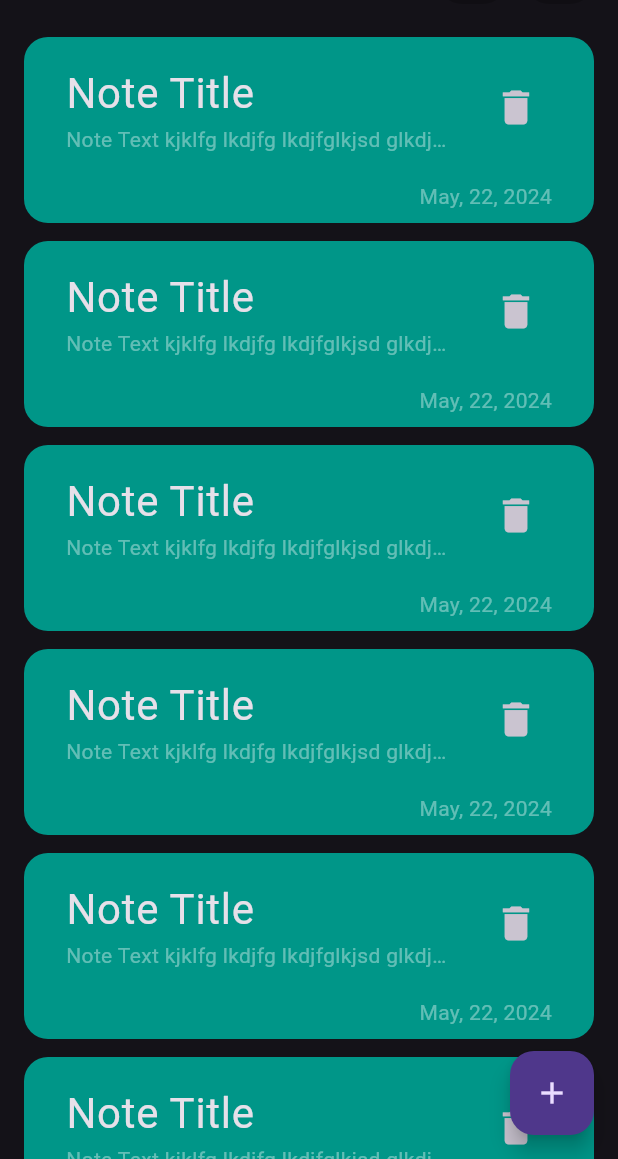
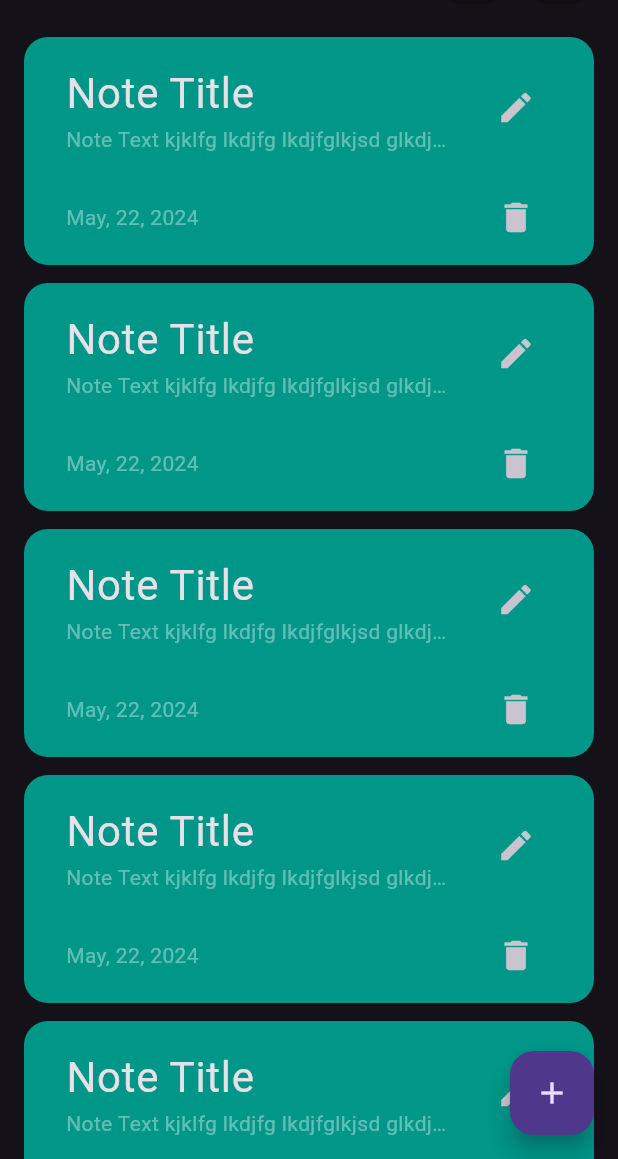
Before and after one commit to AliA5y/pretty_notes, a Flutter app: the screen it shows after launch, on a phone screen of 412 x 824 dp, the part 77-1236 px from its top. Run offline on Flutter 3.47's test engine with Material 3 defaults, Android fonts, the phone set to English and light mode, and no system bars; our stand-ins replace hive, hive_flutter; accounts and stored records are empty.

Commit message:
add edit action to add note sheet

```diff
--- a/lib/views/widgets/note_card.dart
+++ b/lib/views/widgets/note_card.dart
@@ -8,6 +8,8 @@ class NoteCard extends StatelessWidget {
   Widget build(BuildContext context) {
     return Padding(
       padding: const EdgeInsets.symmetric(horizontal: 16.0, vertical: 6),
+      child: GestureDetector(
+        onTap: () {},
         child: Container(
             padding: const EdgeInsets.symmetric(horizontal: 28, vertical: 8),
             decoration: const BoxDecoration(
@@ -34,17 +36,30 @@ class NoteCard extends StatelessWidget {
                       padding: const EdgeInsets.all(8),
                       onPressed: () {},
                       icon: const Icon(
-                      Icons.delete,
-                      size: 30,
+                        Icons.edit,
+                        size: 26,
                       )),
                 ),
                 const SizedBox(height: 10),
+                Row(
+                  children: [
                     const Text(
                       'May, 22, 2024',
                       style: TextStyle(color: Colors.white38),
                     ),
+                    const Spacer(),
+                    IconButton(
+                        padding: const EdgeInsets.all(8),
+                        onPressed: () {},
+                        icon: const Icon(
+                          Icons.delete,
+                          size: 26,
+                        )),
+                  ],
+                ),
               ],
             )),
+      ),
     );
   }
 }
```
Lines whose indentation alone changed are shown as unchanged.
